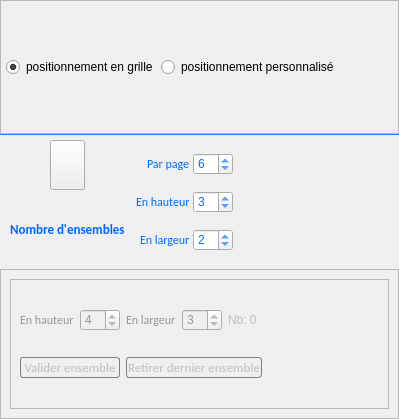
The window that PhotosConsigne/ui/pagesets.ui (FlorianLance/PhotosConsigne) describes before a commit, drawn with Qt 5.
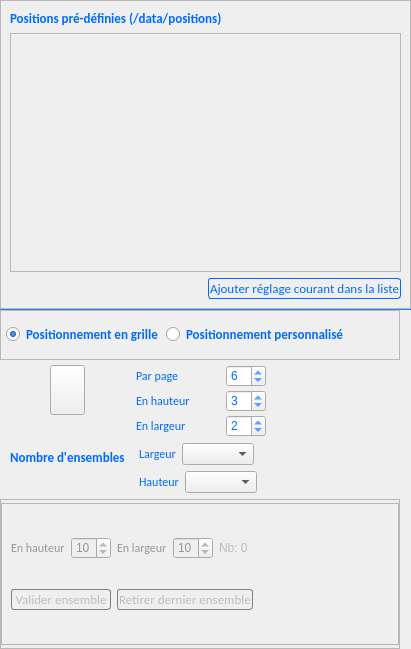
The same window after the commit. Icons and pictures are not drawn.

Commit message: * predef positions

Patch:
```diff
--- a/PhotosConsigne/ui/pagesets.ui
+++ b/PhotosConsigne/ui/pagesets.ui
@@ -6,13 +6,19 @@
    <rect>
     <x>0</x>
     <y>0</y>
-    <width>399</width>
-    <height>419</height>
+    <width>411</width>
+    <height>649</height>
    </rect>
   </property>
+  <property name="sizePolicy">
+   <sizepolicy hsizetype="Expanding" vsizetype="Preferred">
+    <horstretch>0</horstretch>
+    <verstretch>0</verstretch>
+   </sizepolicy>
+  </property>
   <property name="maximumSize">
    <size>
-    <width>400</width>
+    <width>16777215</width>
     <height>16777215</height>
    </size>
   </property>
@@ -35,14 +41,177 @@
    <property name="bottomMargin">
     <number>0</number>
    </property>
+   <item>
+    <widget class="QFrame" name="framePreDef">
+     <property name="minimumSize">
+      <size>
+       <width>0</width>
+       <height>0</height>
+      </size>
+     </property>
+     <property name="maximumSize">
+      <size>
+       <width>16777215</width>
+       <height>16777215</height>
+      </size>
+     </property>
+     <property name="frameShape">
+      <enum>QFrame::StyledPanel</enum>
+     </property>
+     <property name="frameShadow">
+      <enum>QFrame::Raised</enum>
+     </property>
+     <layout class="QVBoxLayout" name="verticalLayout_2">
+      <item>
+       <widget class="QLabel" name="laPreDef">
+        <property name="styleSheet">
+         <string notr="true">QWidget {
+  
+	color : rgb(0,106,255);
+    font:  bold 10pt Calibri;
+
+
+ }
+
+
+QWidget:!enabled {
+  
+	color : rgb(150,150,150);
+    font:  bold 10pt Calibri;
+ }
+</string>
+        </property>
+        <property name="text">
+         <string>Positions pré-définies (/data/positions)</string>
+        </property>
+       </widget>
+      </item>
+      <item>
+       <widget class="QScrollArea" name="saPreDef">
+        <property name="maximumSize">
+         <size>
+          <width>16777215</width>
+          <height>16777215</height>
+         </size>
+        </property>
+        <property name="widgetResizable">
+         <bool>true</bool>
+        </property>
+        <widget class="QWidget" name="sawcPreDef">
+         <property name="geometry">
+          <rect>
+           <x>0</x>
+           <y>0</y>
+           <width>389</width>
+           <height>251</height>
+          </rect>
+         </property>
+         <layout class="QGridLayout" name="glPreDef">
+          <property name="leftMargin">
+           <number>3</number>
+          </property>
+          <property name="topMargin">
+           <number>3</number>
+          </property>
+          <property name="rightMargin">
+           <number>3</number>
+          </property>
+          <property name="bottomMargin">
+           <number>3</number>
+          </property>
+          <property name="spacing">
+           <number>2</number>
+          </property>
+         </layout>
+        </widget>
+       </widget>
+      </item>
+      <item alignment="Qt::AlignRight">
+       <widget class="QPushButton" name="pbAddPositions">
+        <property name="styleSheet">
+         <string notr="true">
+
+QPushButton {
+    font:  10pt Calibri;  
+    border: 1px solid gray;
+    border-radius: 3px;
+     background-color: qlineargradient(x1: 0, y1: 0, x2: 0, y2: 1,
+                                       stop: 0 #f6f7fa, stop: 1 #dadbde);
+    padding: 1px;
+ }
+ 
+QPushButton::enabled {
+	color : rgb(0,106,255);
+    border: 1px solid rgb(0,106,255);
+ }
+
+QPushButton:hover:!pressed{
+
+     background-color: qlineargradient(x1: 0, y1: 0, x2: 0, y2: 1,
+                                       stop: 0 #dadbde, stop: 1 #f6f7fa);
+}
+
+ QPushButton:pressed{
+    background-color:  rgb(220,220,220);
+
+}</string>
+        </property>
+        <property name="text">
+         <string>Ajouter réglage courant dans la liste</string>
+        </property>
+       </widget>
+      </item>
+     </layout>
+    </widget>
+   </item>
+   <item>
+    <widget class="Line" name="line">
+     <property name="sizePolicy">
+      <sizepolicy hsizetype="Preferred" vsizetype="Fixed">
+       <horstretch>0</horstretch>
+       <verstretch>0</verstretch>
+      </sizepolicy>
+     </property>
+     <property name="minimumSize">
+      <size>
+       <width>0</width>
+       <height>0</height>
+      </size>
+     </property>
+     <property name="maximumSize">
+      <size>
+       <width>16777215</width>
+       <height>1</height>
+      </size>
+     </property>
+     <property name="styleSheet">
+      <string notr="true">	background-color: rgb(0,106,255);</string>
+     </property>
+     <property name="orientation">
+      <enum>Qt::Horizontal</enum>
+     </property>
+    </widget>
+   </item>
    <item>
     <widget class="QFrame" name="framePosStyle">
+     <property name="sizePolicy">
+      <sizepolicy hsizetype="Maximum" vsizetype="Preferred">
+       <horstretch>0</horstretch>
+       <verstretch>0</verstretch>
+      </sizepolicy>
+     </property>
      <property name="minimumSize">
       <size>
        <width>0</width>
        <height>50</height>
       </size>
      </property>
+     <property name="maximumSize">
+      <size>
+       <width>400</width>
+       <height>16777215</height>
+      </size>
+     </property>
      <property name="frameShape">
       <enum>QFrame::StyledPanel</enum>
      </property>
@@ -68,23 +237,6 @@
       <property name="verticalSpacing">
        <number>10</number>
       </property>
-      <item row="0" column="2">
-       <widget class="QRadioButton" name="rbPersonnalised">
-        <property name="text">
-         <string>positionnement personnalisé</string>
-        </property>
-       </widget>
-      </item>
-      <item row="0" column="1">
-       <widget class="QRadioButton" name="rbGrid">
-        <property name="text">
-         <string>positionnement en grille</string>
-        </property>
-        <property name="checked">
-         <bool>true</bool>
-        </property>
-       </widget>
-      </item>
       <item row="0" column="3">
        <spacer name="horizontalSpacer">
         <property name="orientation">
@@ -98,31 +250,60 @@
         </property>
        </spacer>
       </item>
+      <item row="0" column="2">
+       <widget class="QRadioButton" name="rbPersonnalised">
+        <property name="styleSheet">
+         <string notr="true">QWidget {
+  
+	color : rgb(0,106,255);
+    font:  bold 10pt Calibri;
+
+
+ }
+
+
+QWidget:!enabled {
+  
+	color : rgb(150,150,150);
+    font:  bold 10pt Calibri;
+ }
+</string>
+        </property>
+        <property name="text">
+         <string>Positionnement personnalisé</string>
+        </property>
+       </widget>
+      </item>
+      <item row="0" column="1">
+       <widget class="QRadioButton" name="rbGrid">
+        <property name="styleSheet">
+         <string notr="true">QWidget {
+  
+	color : rgb(0,106,255);
+    font:  bold 10pt Calibri;
+
+
+ }
+
+
+QWidget:!enabled {
+  
+	color : rgb(150,150,150);
+    font:  bold 10pt Calibri;
+ }
+</string>
+        </property>
+        <property name="text">
+         <string>Positionnement en grille</string>
+        </property>
+        <property name="checked">
+         <bool>true</bool>
+        </property>
+       </widget>
+      </item>
      </layout>
     </widget>
    </item>
-   <item>
-    <widget class="Line" name="line">
-     <property name="minimumSize">
-      <size>
-       <width>0</width>
-       <height>1</height>
-      </size>
-     </property>
-     <property name="maximumSize">
-      <size>
-       <width>16777215</width>
-       <height>1</height>
-      </size>
-     </property>
-     <property name="styleSheet">
-      <string notr="true">	background-color: rgb(0,106,255);</string>
-     </property>
-     <property name="orientation">
-      <enum>Qt::Horizontal</enum>
-     </property>
-    </widget>
-   </item>
    <item>
     <widget class="QFrame" name="framePhotosNb">
      <property name="enabled">
@@ -140,6 +321,12 @@
        <height>90</height>
       </size>
      </property>
+     <property name="maximumSize">
+      <size>
+       <width>400</width>
+       <height>16777215</height>
+      </size>
+     </property>
      <property name="styleSheet">
       <string notr="true">
 .QFrame{
@@ -308,7 +495,55 @@
          <property name="spacing">
           <number>3</number>
          </property>
-         <item row="0" column="2" alignment="Qt::AlignHCenter">
+         <item row="2" column="2">
+          <widget class="QSpinBox" name="sbPhotosNbWidth">
+           <property name="minimumSize">
+            <size>
+             <width>40</width>
+             <height>0</height>
+            </size>
+           </property>
+           <property name="maximumSize">
+            <size>
+             <width>40</width>
+             <height>16777215</height>
+            </size>
+           </property>
+           <property name="toolTip">
+            <string>&lt;html&gt;&lt;head/&gt;&lt;body&gt;&lt;p&gt;Nombre de photos horizontalement&lt;/p&gt;&lt;/body&gt;&lt;/html&gt;</string>
+           </property>
+           <property name="styleSheet">
+            <string notr="true">
+
+QWidget {
+  
+	color : rgb(0,106,255);
+     font:  bold 10 ptCalibri;
+
+
+ }
+
+
+QWidget:!enabled {
+  
+	color : rgb(150,150,150);
+
+     font:  bold 10 ptCalibri;
+ }
+</string>
+           </property>
+           <property name="minimum">
+            <number>1</number>
+           </property>
+           <property name="maximum">
+            <number>50</number>
+           </property>
+           <property name="value">
+            <number>2</number>
+           </property>
+          </widget>
+         </item>
+         <item row="0" column="2" alignment="Qt::AlignLeft">
           <widget class="QSpinBox" name="sbPhotosNbPerPage">
            <property name="minimumSize">
             <size>
@@ -404,30 +639,81 @@
            </property>
           </widget>
          </item>
-         <item row="2" column="2">
-          <widget class="QSpinBox" name="sbPhotosNbWidth">
+         <item row="1" column="1" alignment="Qt::AlignLeft">
+          <widget class="QLabel" name="laPhotosNbHeight">
+           <property name="styleSheet">
+            <string notr="true">
+
+QWidget {
+  
+	color : rgb(0,106,255);
+     font:  9pt Calibri;
+
+
+ }
+
+
+QWidget:!enabled {
+  
+	color : rgb(150,150,150);
+     font:  9pt Calibri;
+ }
+</string>
+           </property>
+           <property name="text">
+            <string>En hauteur</string>
+           </property>
+          </widget>
+         </item>
+         <item row="0" column="1" alignment="Qt::AlignLeft">
+          <widget class="QLabel" name="laGlobalPhotosNbPerPage">
+           <property name="styleSheet">
+            <string notr="true">
+
+QWidget {
+  
+	color : rgb(0,106,255);
+     font:  9pt Calibri;
+
+
+ }
+
+
+QWidget:!enabled {
+  
+	color : rgb(150,150,150);
+     font:  9pt Calibri;
+ }
+QWidget {
+  
+	color : rgb(0,106,255);
+    font:  9pt Calibri;
+
+ }
+
+
+</string>
+           </property>
+           <property name="text">
+            <string>Par page</string>
+           </property>
+          </widget>
+         </item>
+         <item row="2" column="1" alignment="Qt::AlignLeft">
+          <widget class="QLabel" name="laPhotosNbWidth">
            <property name="minimumSize">
             <size>
-             <width>40</width>
+             <width>0</width>
              <height>0</height>
             </size>
            </property>
-           <property name="maximumSize">
-            <size>
-             <width>40</width>
-             <height>16777215</height>
-            </size>
-           </property>
-           <property name="toolTip">
-            <string>&lt;html&gt;&lt;head/&gt;&lt;body&gt;&lt;p&gt;Nombre de photos horizontalement&lt;/p&gt;&lt;/body&gt;&lt;/html&gt;</string>
-           </property>
            <property name="styleSheet">
             <string notr="true">
 
 QWidget {
   
 	color : rgb(0,106,255);
-     font:  bold 10 ptCalibri;
+     font:  9pt Calibri;
 
 
  }
@@ -436,20 +722,178 @@
 QWidget:!enabled {
   
 	color : rgb(150,150,150);
+     font:  9pt Calibri;
+ }
+QWidget {
+  
+	color : rgb(0,106,255);
+    font:  9pt Calibri;
 
-     font:  bold 10 ptCalibri;
  }
+
 </string>
            </property>
-           <property name="minimum">
-            <number>1</number>
+           <property name="text">
+            <string>En largeur</string>
            </property>
-           <property name="maximum">
-            <number>50</number>
+          </widget>
+         </item>
+         <item row="3" column="1" colspan="2">
+          <widget class="QFrame" name="frameSizes">
+           <property name="frameShape">
+            <enum>QFrame::StyledPanel</enum>
            </property>
-           <property name="value">
-            <number>2</number>
+           <property name="frameShadow">
+            <enum>QFrame::Raised</enum>
            </property>
+           <layout class="QVBoxLayout" name="verticalLayout_3">
+            <property name="leftMargin">
+             <number>3</number>
+            </property>
+            <property name="topMargin">
+             <number>3</number>
+            </property>
+            <property name="rightMargin">
+             <number>3</number>
+            </property>
+            <property name="bottomMargin">
+             <number>3</number>
+            </property>
+            <item>
+             <layout class="QHBoxLayout" name="hlColumns">
+              <item alignment="Qt::AlignLeft">
+               <widget class="QLabel" name="laColumns">
+                <property name="styleSheet">
+                 <string notr="true">
+
+QWidget {
+  
+	color : rgb(0,106,255);
+     font:  9pt Calibri;
+
+
+ }
+
+
+QWidget:!enabled {
+  
+	color : rgb(150,150,150);
+     font:  9pt Calibri;
+ }
+QWidget {
+  
+	color : rgb(0,106,255);
+    font:  9pt Calibri;
+
+ }
+
+</string>
+                </property>
+                <property name="text">
+                 <string>Largeur</string>
+                </property>
+               </widget>
+              </item>
+              <item alignment="Qt::AlignLeft">
+               <widget class="QComboBox" name="cbColumnsWidth"/>
+              </item>
+              <item alignment="Qt::AlignLeft">
+               <widget class="QFrame" name="frameColumnsWidth">
+                <property name="frameShape">
+                 <enum>QFrame::StyledPanel</enum>
+                </property>
+                <property name="frameShadow">
+                 <enum>QFrame::Raised</enum>
+                </property>
+                <layout class="QVBoxLayout" name="vlColumnsWidth">
+                 <property name="spacing">
+                  <number>0</number>
+                 </property>
+                 <property name="leftMargin">
+                  <number>0</number>
+                 </property>
+                 <property name="topMargin">
+                  <number>0</number>
+                 </property>
+                 <property name="rightMargin">
+                  <number>0</number>
+                 </property>
+                 <property name="bottomMargin">
+                  <number>0</number>
+                 </property>
+                </layout>
+               </widget>
+              </item>
+             </layout>
+            </item>
+            <item>
+             <layout class="QHBoxLayout" name="hlLines">
+              <item alignment="Qt::AlignLeft">
+               <widget class="QLabel" name="laLines">
+                <property name="styleSheet">
+                 <string notr="true">
+
+QWidget {
+  
+	color : rgb(0,106,255);
+     font:  9pt Calibri;
+
+
+ }
+
+
+QWidget:!enabled {
+  
+	color : rgb(150,150,150);
+     font:  9pt Calibri;
+ }
+QWidget {
+  
+	color : rgb(0,106,255);
+    font:  9pt Calibri;
+
+ }
+
+</string>
+                </property>
+                <property name="text">
+                 <string>Hauteur</string>
+                </property>
+               </widget>
+              </item>
+              <item alignment="Qt::AlignLeft">
+               <widget class="QComboBox" name="cbLinesHeight"/>
+              </item>
+              <item>
+               <widget class="QFrame" name="frameLinesHeight">
+                <property name="frameShape">
+                 <enum>QFrame::StyledPanel</enum>
+                </property>
+                <property name="frameShadow">
+                 <enum>QFrame::Raised</enum>
+                </property>
+                <layout class="QVBoxLayout" name="vlLinesHeights">
+                 <property name="spacing">
+                  <number>0</number>
+                 </property>
+                 <property name="leftMargin">
+                  <number>0</number>
+                 </property>
+                 <property name="topMargin">
+                  <number>0</number>
+                 </property>
+                 <property name="rightMargin">
+                  <number>0</number>
+                 </property>
+                 <property name="bottomMargin">
+                  <number>0</number>
+                 </property>
+                </layout>
+               </widget>
+              </item>
+             </layout>
+            </item>
+           </layout>
           </widget>
          </item>
          <item row="1" column="3">
@@ -465,105 +909,6 @@
            </property>
           </spacer>
          </item>
-         <item row="1" column="1" alignment="Qt::AlignRight">
-          <widget class="QLabel" name="laPhotosNbHeight">
-           <property name="styleSheet">
-            <string notr="true">
-
-QWidget {
-  
-	color : rgb(0,106,255);
-     font:  9pt Calibri;
-
-
- }
-
-
-QWidget:!enabled {
-  
-	color : rgb(150,150,150);
-     font:  9pt Calibri;
- }
-</string>
-           </property>
-           <property name="text">
-            <string>En hauteur</string>
-           </property>
-          </widget>
-         </item>
-         <item row="0" column="1" alignment="Qt::AlignRight">
-          <widget class="QLabel" name="laGlobalPhotosNbPerPage">
-           <property name="styleSheet">
-            <string notr="true">
-
-QWidget {
-  
-	color : rgb(0,106,255);
-     font:  9pt Calibri;
-
-
- }
-
-
-QWidget:!enabled {
-  
-	color : rgb(150,150,150);
-     font:  9pt Calibri;
- }
-QWidget {
-  
-	color : rgb(0,106,255);
-    font:  9pt Calibri;
-
- }
-
-
-</string>
-           </property>
-           <property name="text">
-            <string>Par page</string>
-           </property>
-          </widget>
-         </item>
-         <item row="2" column="1" alignment="Qt::AlignRight">
-          <widget class="QLabel" name="laPhotosNbWidth">
-           <property name="minimumSize">
-            <size>
-             <width>0</width>
-             <height>0</height>
-            </size>
-           </property>
-           <property name="styleSheet">
-            <string notr="true">
-
-QWidget {
-  
-	color : rgb(0,106,255);
-     font:  9pt Calibri;
-
-
- }
-
-
-QWidget:!enabled {
-  
-	color : rgb(150,150,150);
-     font:  9pt Calibri;
- }
-QWidget {
-  
-	color : rgb(0,106,255);
-    font:  9pt Calibri;
-
- }
-
-</string>
-           </property>
-           <property name="text">
-            <string>En largeur</string>
-           </property>
-          </widget>
-         </item>
         </layout>
        </widget>
       </item>
@@ -581,6 +926,12 @@
        <height>150</height>
       </size>
      </property>
+     <property name="maximumSize">
+      <size>
+       <width>400</width>
+       <height>16777215</height>
+      </size>
+     </property>
      <property name="frameShape">
       <enum>QFrame::StyledPanel</enum>
      </property>
@@ -588,6 +939,21 @@
       <enum>QFrame::Raised</enum>
      </property>
      <layout class="QGridLayout" name="gridLayout">
+      <property name="leftMargin">
+       <number>0</number>
+      </property>
+      <property name="topMargin">
+       <number>3</number>
+      </property>
+      <property name="rightMargin">
+       <number>0</number>
+      </property>
+      <property name="bottomMargin">
+       <number>3</number>
+      </property>
+      <property name="spacing">
+       <number>0</number>
+      </property>
       <item row="1" column="0">
        <layout class="QVBoxLayout" name="vlCustom"/>
       </item>
@@ -641,10 +1007,10 @@
             <number>2</number>
            </property>
            <property name="maximum">
-            <number>15</number>
+            <number>24</number>
            </property>
            <property name="value">
-            <number>4</number>
+            <number>10</number>
            </property>
           </widget>
          </item>
@@ -728,10 +1094,10 @@
             <number>2</number>
            </property>
            <property name="maximum">
-            <number>15</number>
+            <number>20</number>
            </property>
            <property name="value">
-            <number>3</number>
+            <number>10</number>
            </property>
           </widget>
          </item>
```
The commit also changes 53 other files.
